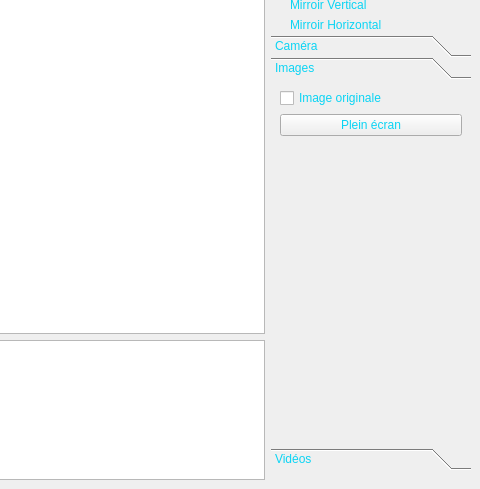
Above: vizualizator/vizualizatorwidget.ui from jlfrucot/vizualizator before the change; both pictures show x 513 to 993 and y 180 to 669 of the 993 by 669 pixel window. Below: the same form after it.
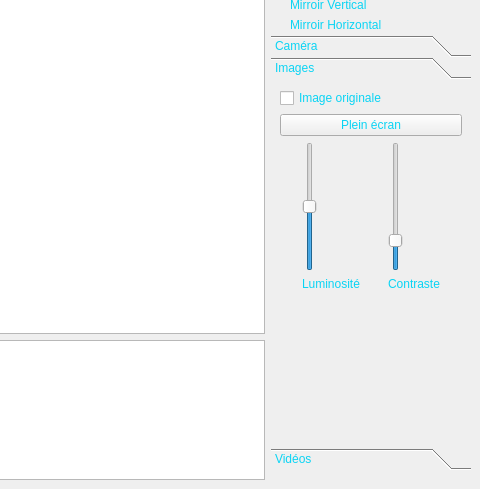
That is the form after the change. The open tabs and pages were chosen to show the change. Custom widgets are drawn as their Qt base class.

Commit message: On peut modifier la luminosité et le constarste de l'image

Diff of the .ui file:
```diff
--- a/vizualizator/vizualizatorwidget.ui
+++ b/vizualizator/vizualizatorwidget.ui
@@ -608,8 +608,8 @@
                   <rect>
                    <x>0</x>
                    <y>0</y>
-                   <width>155</width>
-                   <height>81</height>
+                   <width>200</width>
+                   <height>324</height>
                   </rect>
                  </property>
                  <attribute name="label">
@@ -635,6 +635,56 @@
                       </property>
                      </widget>
                     </item>
+                    <item>
+                     <layout class="QGridLayout" name="gLContrastBrightness">
+                      <property name="topMargin">
+                       <number>0</number>
+                      </property>
+                      <item row="0" column="0">
+                       <widget class="QSlider" name="vSBrightness">
+                        <property name="minimum">
+                         <number>-255</number>
+                        </property>
+                        <property name="maximum">
+                         <number>255</number>
+                        </property>
+                        <property name="orientation">
+                         <enum>Qt::Vertical</enum>
+                        </property>
+                       </widget>
+                      </item>
+                      <item row="0" column="1">
+                       <widget class="QSlider" name="vSContrast">
+                        <property name="minimum">
+                         <number>0</number>
+                        </property>
+                        <property name="maximum">
+                         <number>2500</number>
+                        </property>
+                        <property name="value">
+                         <number>500</number>
+                        </property>
+                        <property name="orientation">
+                         <enum>Qt::Vertical</enum>
+                        </property>
+                       </widget>
+                      </item>
+                      <item row="1" column="0">
+                       <widget class="QLabel" name="label">
+                        <property name="text">
+                         <string>Luminosité</string>
+                        </property>
+                       </widget>
+                      </item>
+                      <item row="1" column="1">
+                       <widget class="QLabel" name="label_2">
+                        <property name="text">
+                         <string>Contraste</string>
+                        </property>
+                       </widget>
+                      </item>
+                     </layout>
+                    </item>
                     <item>
                      <spacer name="verticalSpacer">
                       <property name="orientation">
```
Left out of the diff: 6 changed lines with no effect on the pictures. The commit also changes 4 other files.
